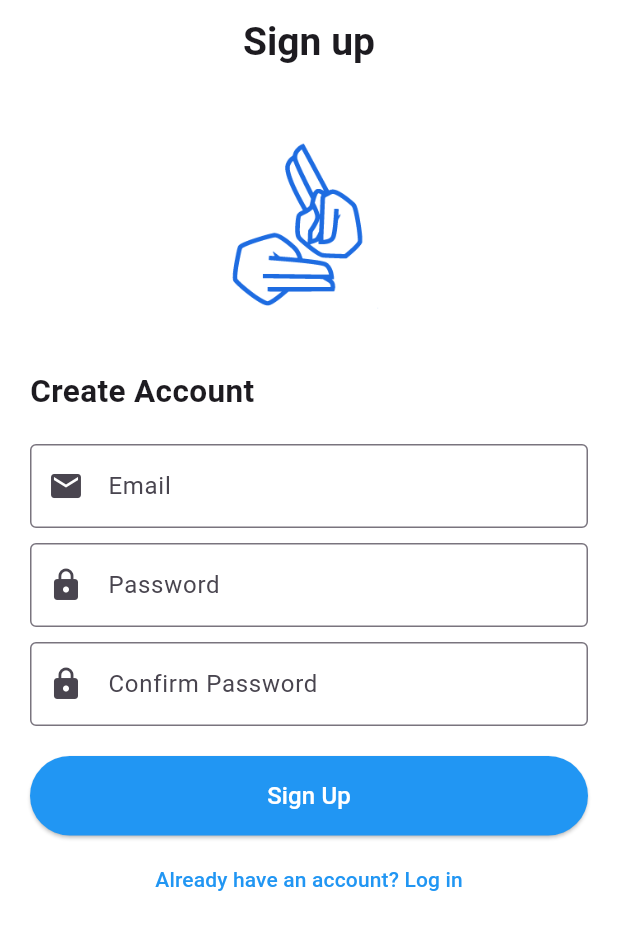
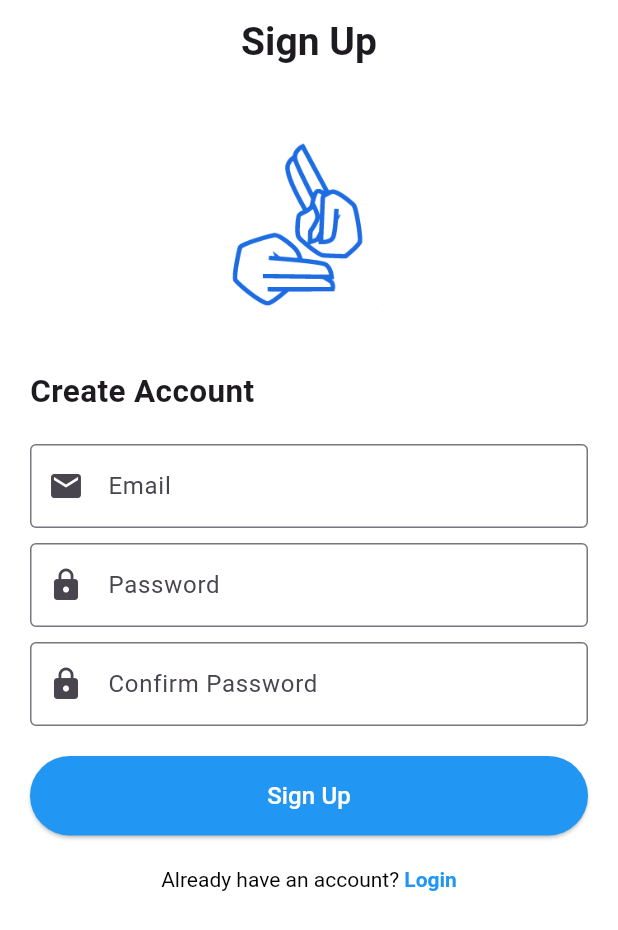
Before and after one commit to AliAljawad/Sign-Speak-Front, a Flutter app: the screen it shows after launch, on a phone screen of 412 x 824 dp. Shown: the top 930 px of the screen. Run offline on Flutter 3.47's test engine with Material 3 defaults, Android fonts, the light colour scheme and no system bars; our stand-ins replace camera, image_picker, video_player.

Commit message:
changed the color of the textbutton in sign Up page

```diff
--- a/lib/screens/login_screen.dart
+++ b/lib/screens/login_screen.dart
@@ -113,7 +113,6 @@ class LoginPage extends StatelessWidget {
                 ),
               ),
             ),
-
           ],
         ),
       ),
--- a/lib/screens/sign_up_screen.dart
+++ b/lib/screens/sign_up_screen.dart
@@ -9,7 +9,7 @@ class SignUpPage extends StatelessWidget {
       backgroundColor: Colors.white,
       appBar: AppBar(
         title: const Text(
-          'Sign up',
+          'Sign Up',
           style: TextStyle(
             fontSize: 26,
             fontWeight: FontWeight.bold,
@@ -84,10 +84,23 @@ class SignUpPage extends StatelessWidget {
             const SizedBox(height: 5),
             TextButton(
               onPressed: () {},
-              child: const Text(
-                "Already have an account? Log in",
-                style: TextStyle(
-                  color: Colors.blue,
+              child: RichText(
+                text: const TextSpan(
+                  children: [
+                    TextSpan(
+                      text: "Already have an account? ",
+                      style: TextStyle(
+                        color: Colors.black,
+                      ),
+                    ),
+                    TextSpan(
+                      text: "Login",
+                      style: TextStyle(
+                        color: Colors.blue,
+                        fontWeight: FontWeight.bold,
+                      ),
+                    ),
+                  ],
                 ),
               ),
             ),
```
Lines whose indentation alone changed are shown as unchanged.
